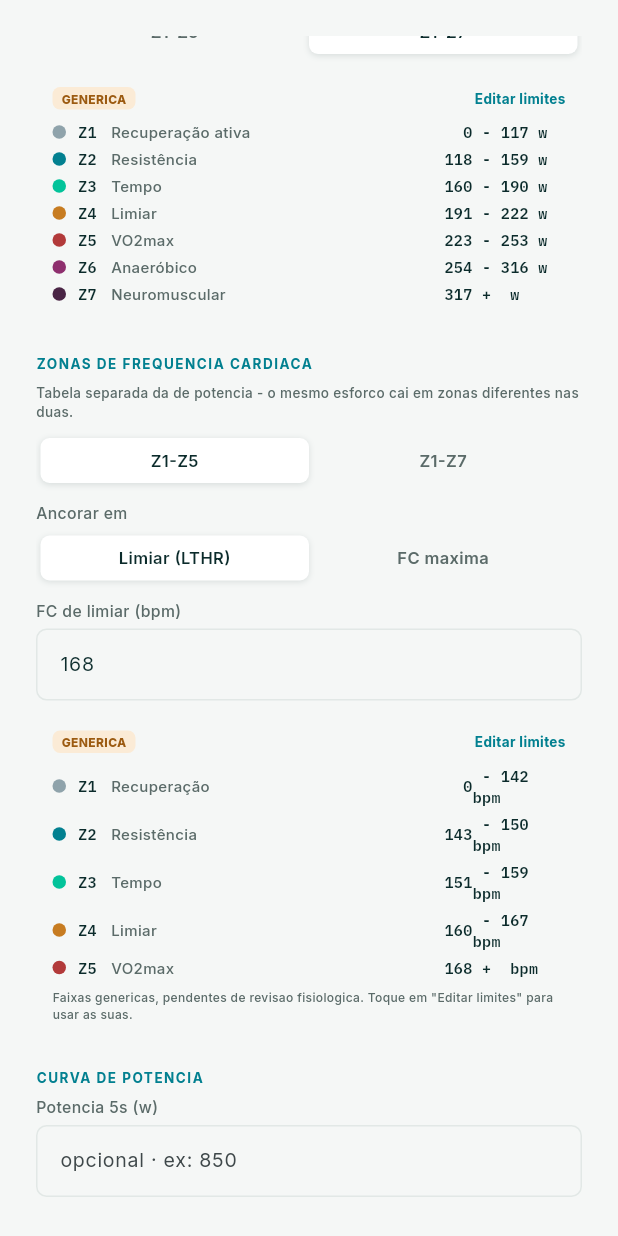
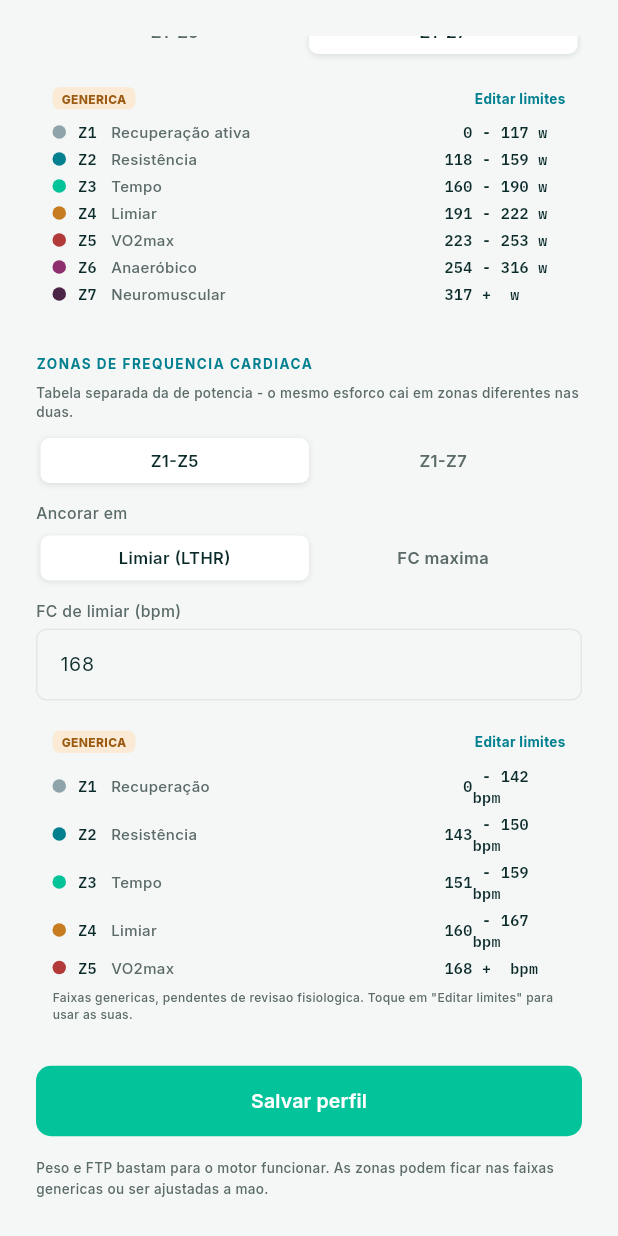
Before and after one commit to Rittmeyer/TrailWatts, a Flutter app: the ProfileScreen screen opened by its route, scrolled down 312 dp, on a phone screen of 412 x 824 dp. Run offline on Flutter 3.47's test engine with Material 3 defaults, Android fonts, the phone set to English and light mode, and no system bars; our stand-ins replace flutter_map, google_fonts, latlong2, table_calendar; missing offline and left inert: flutter_map_dragmarker.

Commit message:
Remove the power curve from the rider profile
The three 5s/1min/5min fields are gone from the profile screen, along with
RiderProfile.powerCurveWatts. Nothing read that field - no engine, no other
screen - so it was write-only data that cost onboarding friction and bought
nothing.

The "Importar do Strava/Garmin" button goes with it: its only job was filling
the power curve via API. Profile setup is now entirely manual, with no
third-party connection at all, which is what Article II wanted in the first
place - the article's OAuth exception existed specifically for the power
curve and is now dormant rather than removed, so it stays available if a
curve ever returns.

Constitution 2.0.0 -> 2.1.0, with the footer version corrected: it had been
left at 1.2.0 when the zone-table amendment shipped as 2.0.0.
spec 004 updated to record the scope decision and its reason.

```diff
--- a/lib/models/rider_profile.dart
+++ b/lib/models/rider_profile.dart
@@ -155,7 +155,6 @@ class RiderProfile {
   final double cda;
   final double crr;
   final double drivetrainEfficiency;
-  final Map<int, int>? powerCurveWatts;
 
   const RiderProfile({
     required this.weightKg,
@@ -166,7 +165,6 @@ class RiderProfile {
     this.cda = 0.32,
     this.crr = 0.004,
     this.drivetrainEfficiency = 0.975,
-    this.powerCurveWatts,
   })  : assert(weightKg > 0),
         assert(ftpWatts > 0),
         assert(bikeWeightKg >= 0),
@@ -204,7 +202,6 @@ class RiderProfile {
     double? cda,
     double? crr,
     double? drivetrainEfficiency,
-    Map<int, int>? powerCurveWatts,
   }) =>
       RiderProfile(
         weightKg: weightKg ?? this.weightKg,
@@ -215,6 +212,5 @@ class RiderProfile {
         cda: cda ?? this.cda,
         crr: crr ?? this.crr,
         drivetrainEfficiency: drivetrainEfficiency ?? this.drivetrainEfficiency,
-        powerCurveWatts: powerCurveWatts ?? this.powerCurveWatts,
       );
 }
--- a/lib/screens/profile_screen.dart
+++ b/lib/screens/profile_screen.dart
@@ -26,9 +26,6 @@ class ProfileScreen extends StatefulWidget {
 class _ProfileScreenState extends State<ProfileScreen> {
   final _weightController = TextEditingController(text: '74');
   final _ftpController = TextEditingController(text: '210');
-  final _power5sController = TextEditingController();
-  final _power1minController = TextEditingController();
-  final _power5minController = TextEditingController();
   final _hrAnchorController = TextEditingController(text: '168');
 
   ZoneScale _powerScale = ZoneScale.seven;
@@ -62,9 +59,6 @@ class _ProfileScreenState extends State<ProfileScreen> {
   void dispose() {
     _weightController.dispose();
     _ftpController.dispose();
-    _power5sController.dispose();
-    _power1minController.dispose();
-    _power5minController.dispose();
     _hrAnchorController.dispose();
     super.dispose();
   }
@@ -191,39 +185,6 @@ class _ProfileScreenState extends State<ProfileScreen> {
                         setState(() => _hrBoundsValid = v),
                   ),
 
-                // --- Power curve -----------------------------------------
-                const _SectionLabel('CURVA DE POTENCIA'),
-                TrailwattField(
-                  label: 'Potencia 5s (w)',
-                  hint: 'opcional · ex: 850',
-                  controller: _power5sController,
-                  keyboardType: TextInputType.number,
-                ),
-                TrailwattField(
-                  label: 'Potencia 1min (w)',
-                  hint: 'opcional · ex: 420',
-                  controller: _power1minController,
-                  keyboardType: TextInputType.number,
-                ),
-                TrailwattField(
-                  label: 'Potencia 5min (w)',
-                  hint: 'opcional · ex: 260',
-                  controller: _power5minController,
-                  keyboardType: TextInputType.number,
-                ),
-                const SizedBox(height: 8),
-                TrailwattButton(
-                  label: 'Importar do Strava/Garmin',
-                  style: TrailwattButtonStyle.secondary,
-                  onPressed: () {
-                    ScaffoldMessenger.of(context).showSnackBar(const SnackBar(
-                        content: Text(
-                            'Conexao opcional - preenche a curva via API')));
-                  },
-                ),
-                const SizedBox(height: 4),
-                Text('preenche a curva via API',
-                    style: AppTextStyles.label.copyWith(fontSize: 9)),
                 const SizedBox(height: 20),
                 TrailwattButton(
                   label: 'Salvar perfil',
@@ -234,9 +195,8 @@ class _ProfileScreenState extends State<ProfileScreen> {
                 ),
                 const SizedBox(height: 14),
                 Text(
-                  'Peso e FTP bastam para o motor funcionar. A curva de '
-                  'potencia refina estimulos curtos e intensos, e pode vir '
-                  'da API em vez de digitada a mao.',
+                  'Peso e FTP bastam para o motor funcionar. As zonas podem '
+                  'ficar nas faixas genericas ou ser ajustadas a mao.',
                   style: AppTextStyles.label.copyWith(fontSize: 9, height: 1.5),
                 ),
               ],
```
Also changed, not shown: 5 other files.
